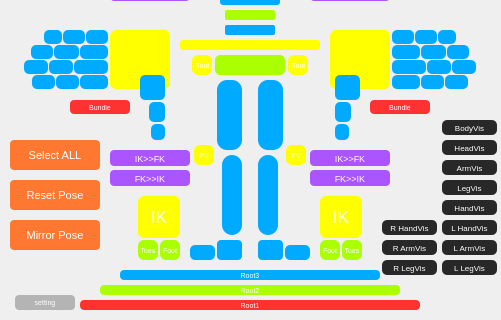
The window that designer_ui.ui (Gomanosuke/AutoRigForHumanoid) describes before a commit, drawn with Qt 5; both pictures show x 0 to 501 and y 180 to 500 of the 501 by 500 pixel window.
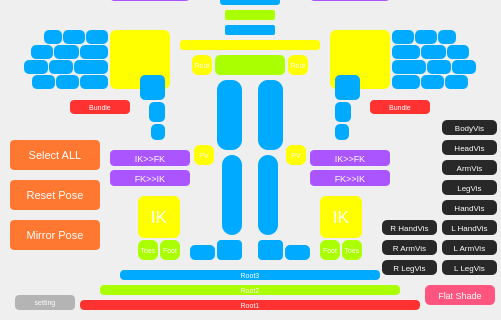
The same window after the commit.

Commit message: いろいろやった

Patch:
```diff
--- a/designer_ui.ui
+++ b/designer_ui.ui
@@ -3880,6 +3880,44 @@
     <string>FK&gt;&gt;IK</string>
    </property>
   </widget>
+  <widget class="QPushButton" name="flat_shade">
+   <property name="geometry">
+    <rect>
+     <x>425</x>
+     <y>465</y>
+     <width>70</width>
+     <height>20</height>
+    </rect>
+   </property>
+   <property name="sizePolicy">
+    <sizepolicy hsizetype="Minimum" vsizetype="Expanding">
+     <horstretch>0</horstretch>
+     <verstretch>0</verstretch>
+    </sizepolicy>
+   </property>
+   <property name="styleSheet">
+    <string notr="true">/* 通常時 */
+QPushButton {
+    background-color:rgb(255, 85, 127);
+    border-radius:5px;
+    color: white; 
+    font-size: 7pt;
+}
+
+/* マウスが乗った時（+20） */
+QPushButton:hover {
+    background-color: rgb(255, 105, 147);
+}
+
+/* クリックした時（-40） */
+QPushButton:pressed {
+    background-color:  rgb(215, 45, 87);
+}</string>
+   </property>
+   <property name="text">
+    <string>Flat Shade</string>
+   </property>
+  </widget>
  </widget>
  <resources/>
  <connections/>
```
The commit also changes 6 other files.
